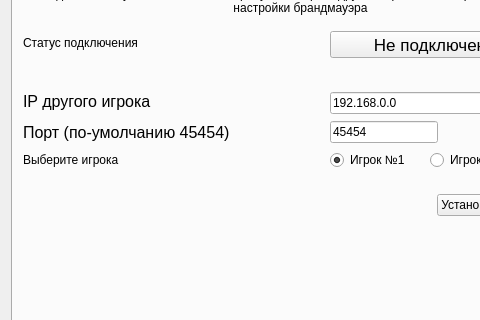
First picture: the form in emulateNES/forms/mainwindow.ui, repository maxim14254/emulateNES, before the edit; both pictures show x 0 to 480 and y 107 to 427 of the 1229 by 750 pixel window.
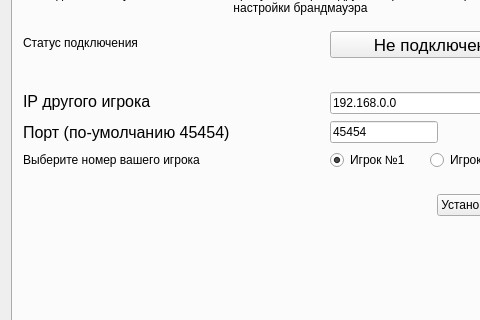
Second picture: the form after the edit.

Patch:
```diff
--- a/emulateNES/forms/mainwindow.ui
+++ b/emulateNES/forms/mainwindow.ui
@@ -902,7 +902,7 @@
                        <item row="5" column="0">
                         <widget class="QLabel" name="label_32">
                          <property name="text">
-                          <string>Выберите игрока</string>
+                          <string>Выберите номер вашего игрока</string>
                          </property>
                         </widget>
                        </item>
```
Left out of the diff: 2 changed lines with no effect on the pictures.
